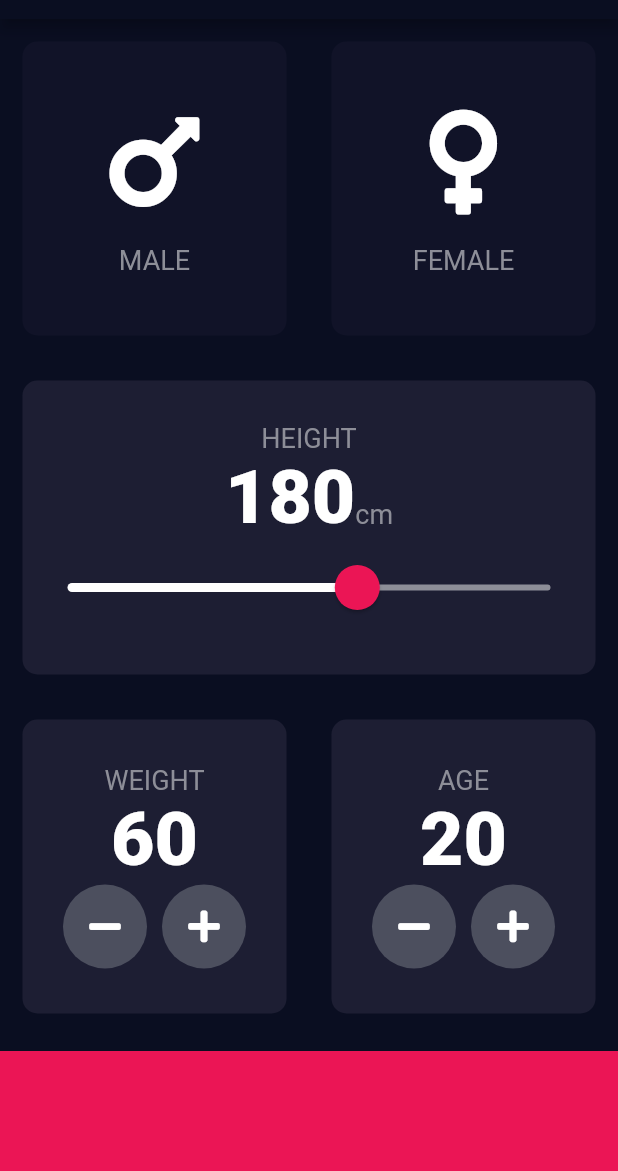
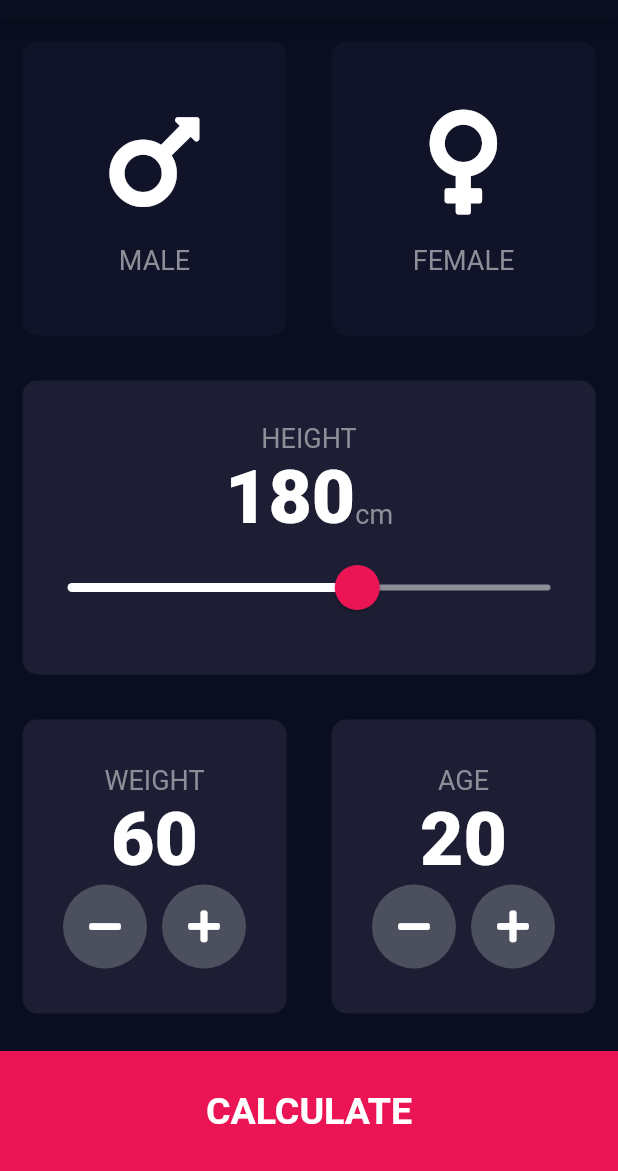
Before and after one commit to IonelaChiriac/BMI_Calculator, a Flutter app: the screen it shows after launch, on a phone screen of 412 x 824 dp, the part 65-1236 px from its top. Run offline on Flutter 3.47's test engine with Material 2 defaults, Android fonts, the phone set to English and light mode, and no system bars; our stand-ins replace font_awesome_flutter.

Commit message:
final part commit

```diff
--- /dev/null
+++ b/lib/components/bottom_button.dart
@@ -0,0 +1,27 @@
+import 'package:flutter/material.dart';
+import 'package:bmi_calculator/constants.dart';
+
+class BottomButton extends StatelessWidget {
+  BottomButton({@required this.onTap, @required this.buttonTitle});
+
+  final Function onTap;
+  final String buttonTitle;
+  @override
+  Widget build(BuildContext context) {
+    return GestureDetector(
+      onTap: onTap,
+      child: Container(
+        child: Center(
+          child: Text(
+            buttonTitle,
+            style: kLargeButtonTextStyle,
+          ),
+        ),
+        color: kBottomContainerColor,
+        margin: EdgeInsets.only(top: 10.0),
+        width: double.infinity,
+        height: kBottomContainerHeight,
+      ),
+    );
+  }
+}
--- a/lib/icon_content.dart
+++ b/lib/components/icon_content.dart
@@ -1,5 +1,5 @@
 import 'package:flutter/material.dart';
-import 'constants.dart';
+import 'package:bmi_calculator/constants.dart';
 
 class IconContent extends StatelessWidget {
   IconContent({this.icon, this.label}); //constructor
--- /dev/null
+++ b/lib/components/round_icon_button.dart
@@ -0,0 +1,22 @@
+import 'package:flutter/material.dart';
+
+class RoundIconButton extends StatelessWidget {
+  RoundIconButton({@required this.icon, @required this.onPressed});
+  final IconData icon;
+  final Function onPressed;
+
+  @override
+  Widget build(BuildContext context) {
+    return RawMaterialButton(
+      elevation: 0.0,
+      child: Icon(icon),
+      onPressed: onPressed,
+      constraints: BoxConstraints.tightFor(
+        width: 56.0,
+        height: 56.0,
+      ),
+      shape: CircleBorder(),
+      fillColor: Color(0xFF4C4F5E),
+    );
+  }
+}
--- a/lib/main.dart
+++ b/lib/main.dart
@@ -1,5 +1,5 @@
 import 'package:flutter/material.dart';
-import 'input_page.dart';
+import 'screens/input_page.dart';
 
 void main() => runApp(BMICalculator());
 
--- a/lib/input_page.dart
+++ b/lib/screens/input_page.dart
@@ -1,9 +1,12 @@
-import 'package:flutter/cupertino.dart';
 import 'package:flutter/material.dart';
 import 'package:font_awesome_flutter/font_awesome_flutter.dart';
-import 'icon_content.dart';
-import 'reusable_card.dart';
-import 'constants.dart';
+import 'package:bmi_calculator/components/icon_content.dart';
+import 'package:bmi_calculator/components/reusable_card.dart';
+import 'package:bmi_calculator/constants.dart';
+import 'package:bmi_calculator/screens/results_page.dart';
+import 'package:bmi_calculator/components/bottom_button.dart';
+import 'package:bmi_calculator/components/round_icon_button.dart';
+import 'package:bmi_calculator/calculator_brain.dart';
 
 enum Gender {
   male,
@@ -233,36 +236,28 @@ class _InputPageState extends State<InputPage> {
                   ),
                 ),
               ],
-          )),
-          Container(
-            color: kBottomContainerColor,
-            margin: EdgeInsets.only(top: 10.0),
-            width: double.infinity,
-            height: kBottomContainerHeight,
+            ),
+          ),
+          BottomButton(
+            buttonTitle: 'CALCULATE',
+            onTap: () {
+              CalculatorBrain calc =
+                  CalculatorBrain(height: height, weight: weight);
+
+              Navigator.push(
+                context,
+                MaterialPageRoute(
+                  builder: (context) => ResultsPage(
+                    bmiResult: calc.calculateBMI(),
+                    resultText: calc.getResult(),
+                    interpretation: calc.getInterpretation(),
+                  ),
+                ),
+              );
+            },
           ),
         ],
       ),
     );
   }
 }
-
-class RoundIconButton extends StatelessWidget {
-  RoundIconButton({@required this.icon, @required this.onPressed});
-  final IconData icon;
-  final Function onPressed;
-
-  @override
-  Widget build(BuildContext context) {
-    return RawMaterialButton(
-      elevation: 0.0,
-      child: Icon(icon),
-      onPressed: onPressed,
-      constraints: BoxConstraints.tightFor(
-        width: 56.0,
-        height: 56.0,
-      ),
-      shape: CircleBorder(),
-      fillColor: Color(0xFF4C4F5E),
-    );
-  }
-}
```
Also changed, not shown: lib/calculator_brain.dart (added, +38 -0 lines), lib/constants.dart (+26 -0 lines), lib/screens/results_page.dart (added, +71 -0 lines), lib/components/reusable_card.dart (renamed from lib/reusable_card.dart). Lines whose indentation alone changed are shown as unchanged.
